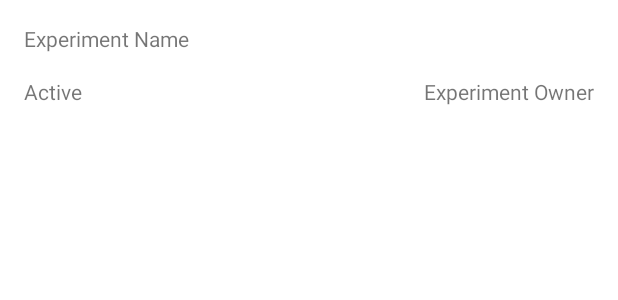
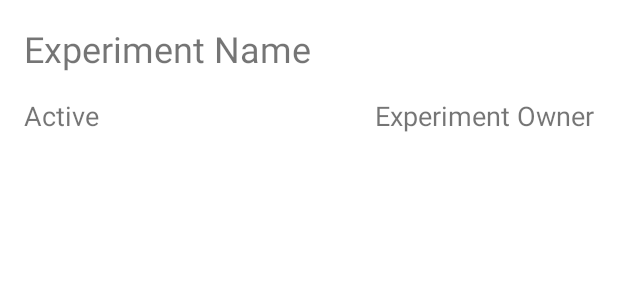
Before and after one commit to CMPUT301W21T03/Experiment-Automata, an Android app: the layout experiment_layout.xml on its own in the app's theme, with its tools: preview values and no code run, on a phone screen of 412 x 824 dp. Shown: the top 300 px of the screen. Run offline under Robolectric (Android 15) with nearby library versions, the phone set to English and light mode, and no system bars.

Commit message:
integrating experiments list

```diff
--- a/code/app/src/main/java/com/example/experiment_automata/SubscriptionAdapter.java
+++ b/code/app/src/main/java/com/example/experiment_automata/SubscriptionAdapter.java
@@ -14,7 +14,7 @@ import java.util.ArrayList;
 import java.util.UUID;
 
 /**
- * This class connects the experimentlayout XML file with the activity_subscription.xml file
+ * This class connects the experiment_layout XML file with the fragment_home.xml file
  */
 public class SubscriptionAdapter extends ArrayAdapter<Experiment> {
     // Syntax inspired by Abdul Ali Bangash, "Lab 3 Instructions - Custom List",
@@ -46,25 +46,25 @@ public class SubscriptionAdapter extends ArrayAdapter<Experiment> {
     public View getView(int position, @Nullable View convertView, @NonNull ViewGroup parent) {
         // Syntax below taken from Abdul Ali Bangash, "Lab 3 Instructions - Custom List",
         //  2021-02-04, Public Domain, https://eclass.srv.ualberta.ca/pluginfile.php/6713985/mod_resource/content/1/Lab%203%20instructions%20-%20CustomList.pdf
-        View view=convertView;
-        if(view==null){
-            view= LayoutInflater.from(context).inflate(R.layout.experimentlayout, parent, false);
+        View view = convertView;
+        if(view == null){
+            view = LayoutInflater.from(context).inflate(R.layout.experiment_layout, parent, false);
         }
         // The experiment we're going to set the XML file with
-        Experiment exp=experiment.get(position);
+        Experiment exp = experiment.get(position);
 
-        // Find the corresponding views from experimentlayout
-        TextView name=view.findViewById(R.id.experimentName);
-        TextView owner=view.findViewById(R.id.experimentOwner);
-        TextView active=view.findViewById(R.id.experimentActivity);
+        // Find the corresponding views from experiment_layout
+        TextView name = view.findViewById(R.id.experimentName);
+        TextView owner = view.findViewById(R.id.experimentOwner);
+        TextView active = view.findViewById(R.id.experimentActivity);
 
         // Set the name of the experiment accordingly
-        UUID oid=exp.getOwnerId();
-        name.setText(oid.toString());
+        UUID oid = exp.getOwnerId();
+        name.setText(exp.getDescription());
 
         // Set the activity properly
-        boolean isActive=exp.isActive();
-        if(isActive){
+        boolean isActive = exp.isActive();
+        if(isActive) {
             active.setText("Active");
         }
         else{
--- a/code/app/src/main/res/layout/experimentlayout.xml
+++ b/code/app/src/main/res/layout/experiment_layout.xml
@@ -1,10 +1,9 @@
 <?xml version="1.0" encoding="utf-8"?>
-<androidx.constraintlayout.widget.ConstraintLayout
-    xmlns:android="http://schemas.android.com/apk/res/android"
+<androidx.constraintlayout.widget.ConstraintLayout xmlns:android="http://schemas.android.com/apk/res/android"
     xmlns:app="http://schemas.android.com/apk/res-auto"
     xmlns:tools="http://schemas.android.com/tools"
     android:layout_width="match_parent"
-    android:layout_height="match_parent">
+    android:layout_height="wrap_content">
 
     <TextView
         android:id="@+id/experimentName"
@@ -14,6 +13,7 @@
         android:layout_marginLeft="16dp"
         android:layout_marginTop="16dp"
         android:text="Experiment Name"
+        android:textSize="24sp"
         app:layout_constraintStart_toStartOf="parent"
         app:layout_constraintTop_toTopOf="parent" />
 
@@ -25,6 +25,7 @@
         android:layout_marginEnd="16dp"
         android:layout_marginRight="16dp"
         android:text="Experiment Owner"
+        android:textSize="18sp"
         app:layout_constraintEnd_toEndOf="parent"
         app:layout_constraintTop_toBottomOf="@+id/experimentName" />
 
@@ -35,7 +36,10 @@
         android:layout_marginStart="16dp"
         android:layout_marginLeft="16dp"
         android:layout_marginTop="16dp"
+        android:layout_marginBottom="16dp"
         android:text="Active"
+        android:textSize="18sp"
+        app:layout_constraintBottom_toBottomOf="parent"
         app:layout_constraintStart_toStartOf="parent"
         app:layout_constraintTop_toBottomOf="@+id/experimentName" />
 </androidx.constraintlayout.widget.ConstraintLayout>
```
Also changed, not shown: code/app/src/main/java/com/example/experiment_automata/SubscriptionActivity.java (deleted, +0 -35 lines), code/app/src/main/java/com/example/experiment_automata/ui/home/HomeFragment.java (+10 -7 lines), code/app/src/main/res/layout/activity_subscription.xml (deleted, +0 -16 lines), code/app/src/main/res/layout/fragment_home.xml (+6 -14 lines).
